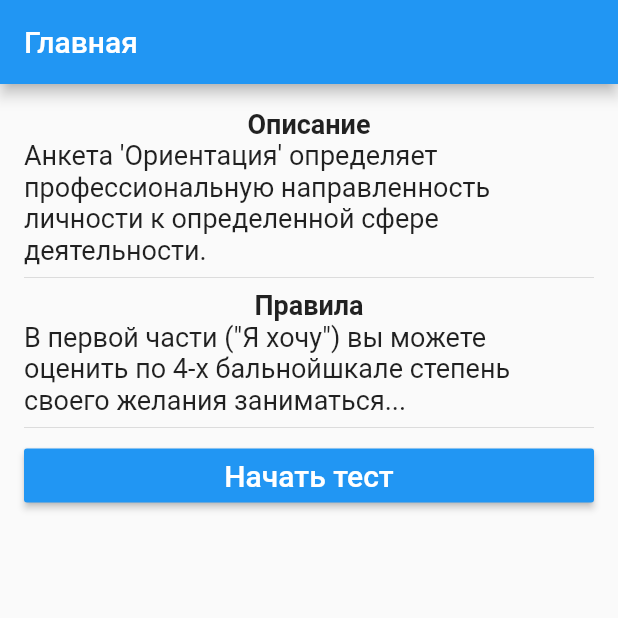
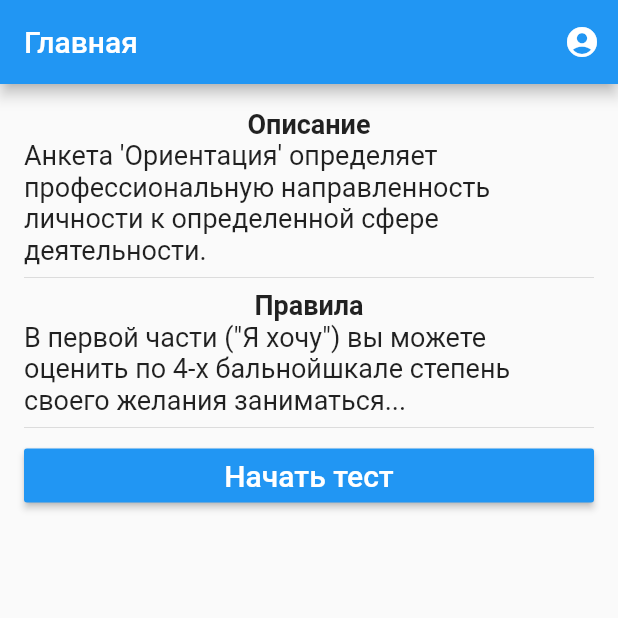
Before and after one commit to m-obrubov/mobile-kp, a Flutter app: the screen it shows after launch, on a phone screen of 412 x 824 dp, the top half of it. Run offline on Flutter 3.47's test engine with Material 2 defaults, Android fonts, the phone set to English and light mode, and no system bars.

Commit message:
В зависимости от входа отображается кликабельная иконка профиля

```diff
--- a/questionnaire_fe/lib/pages/home.dart
+++ b/questionnaire_fe/lib/pages/home.dart
@@ -8,6 +8,8 @@ class Home extends StatelessWidget {
   @override
   Widget build(BuildContext context) {
     Widget bodyButtons;
+    var profileIcon;
+
     if(1 < 2) {
       //authenticated
       bodyButtons = WideRaisedButton(
@@ -15,6 +17,13 @@ class Home extends StatelessWidget {
         text: "Начать тест",
         fontSize: 20.0,
       );
+
+      profileIcon = <Widget>[
+        IconButton(
+          icon: Icon(Icons.account_circle),
+          onPressed: () => moveWithHistory(context, null)
+        )
+      ];
     } else {
       //not authenticated
       bodyButtons = Column(
@@ -34,6 +43,7 @@ class Home extends StatelessWidget {
     return Scaffold(
       appBar: AppBar(
         title: Text('Главная'),
+        actions: profileIcon
       ),
       body: Container(
         padding: EdgeInsets.all(16.0),
```
